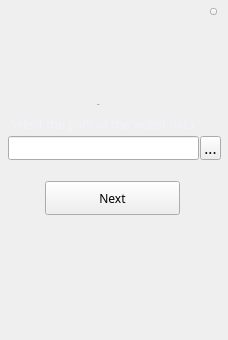
Before: the Qt Designer form LNKWallet/selectwalletpathwidget.ui in HcashOrg/hx-indicator, drawn with Qt 5.
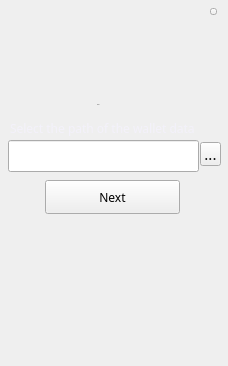
After: the same form once the commit is applied.

What changed in the file:
```diff
--- a/LNKWallet/selectwalletpathwidget.ui
+++ b/LNKWallet/selectwalletpathwidget.ui
@@ -7,7 +7,7 @@
     <x>0</x>
     <y>0</y>
     <width>228</width>
-    <height>340</height>
+    <height>366</height>
    </rect>
   </property>
   <property name="font">
@@ -22,7 +22,7 @@
    <property name="geometry">
     <rect>
      <x>200</x>
-     <y>136</y>
+     <y>142</y>
      <width>21</width>
      <height>24</height>
     </rect>
@@ -46,9 +46,9 @@
    <property name="geometry">
     <rect>
      <x>8</x>
-     <y>136</y>
+     <y>140</y>
      <width>191</width>
-     <height>24</height>
+     <height>32</height>
     </rect>
    </property>
    <property name="font">
@@ -89,7 +89,7 @@
    <property name="geometry">
     <rect>
      <x>45</x>
-     <y>181</y>
+     <y>180</y>
      <width>135</width>
      <height>34</height>
     </rect>
@@ -158,7 +158,7 @@
    <property name="geometry">
     <rect>
      <x>10</x>
-     <y>116</y>
+     <y>120</y>
      <width>210</width>
      <height>16</height>
     </rect>
```
